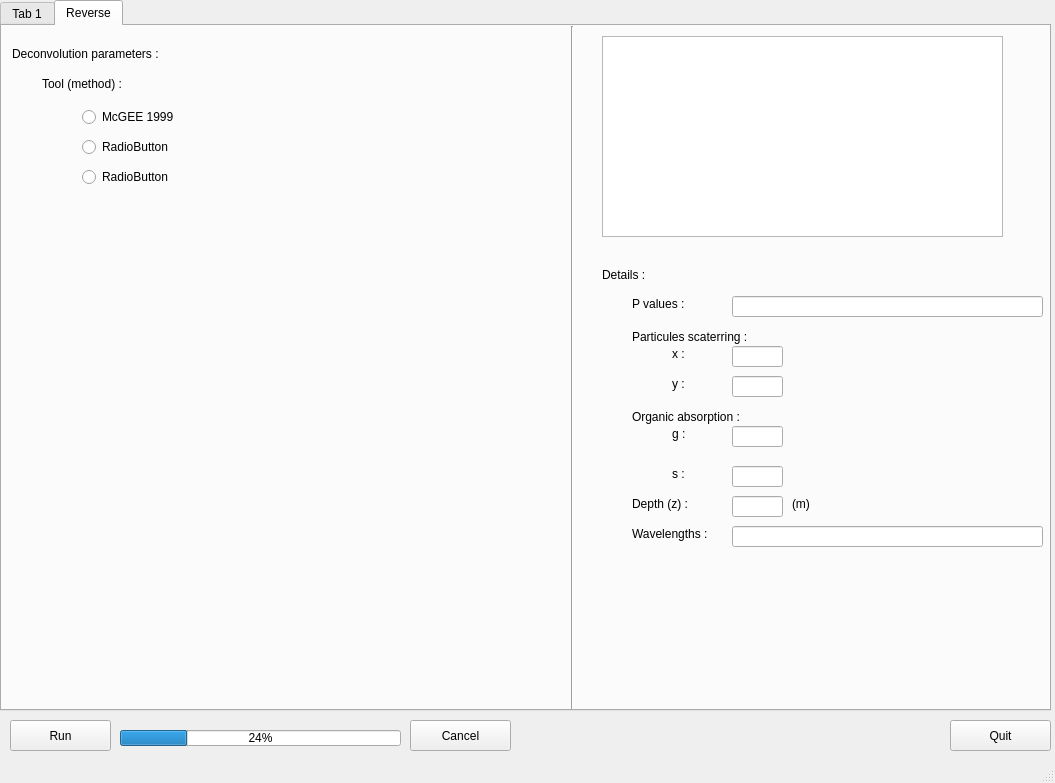
The window that gui/gui_Layout.ui (marrabld/planarradpy) describes before a commit, drawn with Qt 5.
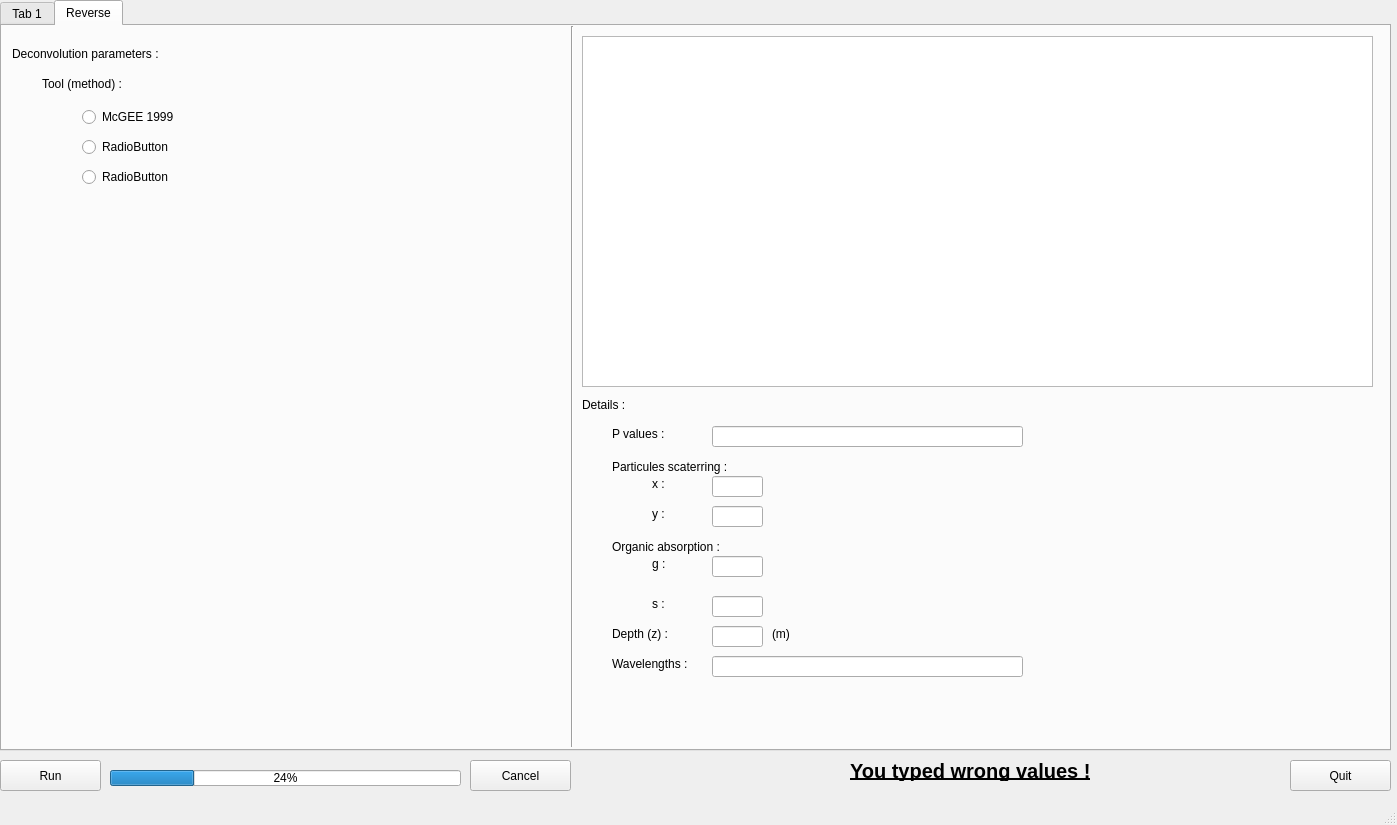
The same window after the commit. The open tabs and pages were chosen to show the change. Icons and pictures are not drawn. Custom widgets are drawn as their Qt base class.

Commit message: modified:   gui_Layout.py 	modified:   gui_Layout.pyc 	modified:   gui_Layout.ui 	modified:   gui_batch.py 	modified:   gui_batch.pyc 	modified:   gui_mainLayout.py 	modified:   ../tests/test_gui_batch.py 	Rrs_file.ipynb 	__init__.pyc 	matplotlibwidgetFile.py 	matplotlibwidgetFile.pyc 	rrs.csv

Patch:
```diff
--- a/gui/gui_Layout.ui
+++ b/gui/gui_Layout.ui
@@ -9,8 +9,8 @@
    <rect>
     <x>0</x>
     <y>0</y>
-    <width>1055</width>
-    <height>783</height>
+    <width>1397</width>
+    <height>825</height>
    </rect>
   </property>
   <property name="windowTitle">
@@ -26,8 +26,8 @@
    <widget class="QPushButton" name="run">
     <property name="geometry">
      <rect>
-      <x>10</x>
-      <y>720</y>
+      <x>0</x>
+      <y>760</y>
       <width>101</width>
       <height>31</height>
      </rect>
@@ -44,8 +44,8 @@
      <rect>
       <x>0</x>
       <y>0</y>
-      <width>1051</width>
-      <height>711</height>
+      <width>1391</width>
+      <height>751</height>
      </rect>
     </property>
     <property name="baseSize">
@@ -584,7 +584,7 @@
         <x>560</x>
         <y>0</y>
         <width>20</width>
-        <height>691</height>
+        <height>721</height>
        </rect>
       </property>
       <property name="orientation">
@@ -594,8 +594,8 @@
      <widget class="QLabel" name="label_20">
       <property name="geometry">
        <rect>
-        <x>600</x>
-        <y>240</y>
+        <x>580</x>
+        <y>370</y>
         <width>66</width>
         <height>17</height>
        </rect>
@@ -672,8 +672,8 @@
      <widget class="QLineEdit" name="x_value_reverse">
       <property name="geometry">
        <rect>
-        <x>730</x>
-        <y>320</y>
+        <x>710</x>
+        <y>450</y>
         <width>51</width>
         <height>21</height>
        </rect>
@@ -682,8 +682,8 @@
      <widget class="QLabel" name="label_27">
       <property name="geometry">
        <rect>
-        <x>670</x>
-        <y>440</y>
+        <x>650</x>
+        <y>570</y>
         <width>21</width>
         <height>16</height>
        </rect>
@@ -695,8 +695,8 @@
      <widget class="QLabel" name="label_22">
       <property name="geometry">
        <rect>
-        <x>630</x>
-        <y>300</y>
+        <x>610</x>
+        <y>430</y>
         <width>151</width>
         <height>21</height>
        </rect>
@@ -708,8 +708,8 @@
      <widget class="QLabel" name="label_29">
       <property name="geometry">
        <rect>
-        <x>790</x>
-        <y>470</y>
+        <x>770</x>
+        <y>600</y>
         <width>21</width>
         <height>16</height>
        </rect>
@@ -721,8 +721,8 @@
      <widget class="QLabel" name="label_24">
       <property name="geometry">
        <rect>
-        <x>670</x>
-        <y>350</y>
+        <x>650</x>
+        <y>480</y>
         <width>21</width>
         <height>16</height>
        </rect>
@@ -734,8 +734,8 @@
      <widget class="QLabel" name="label_23">
       <property name="geometry">
        <rect>
-        <x>670</x>
-        <y>320</y>
+        <x>650</x>
+        <y>450</y>
         <width>21</width>
         <height>16</height>
        </rect>
@@ -747,8 +747,8 @@
      <widget class="QLineEdit" name="y_value_reverse">
       <property name="geometry">
        <rect>
-        <x>730</x>
-        <y>350</y>
+        <x>710</x>
+        <y>480</y>
         <width>51</width>
         <height>21</height>
        </rect>
@@ -757,8 +757,8 @@
      <widget class="QLabel" name="label_21">
       <property name="geometry">
        <rect>
-        <x>630</x>
-        <y>270</y>
+        <x>610</x>
+        <y>400</y>
         <width>71</width>
         <height>16</height>
        </rect>
@@ -776,8 +776,8 @@
      <widget class="QLabel" name="label_30">
       <property name="geometry">
        <rect>
-        <x>630</x>
-        <y>500</y>
+        <x>610</x>
+        <y>630</y>
         <width>101</width>
         <height>16</height>
        </rect>
@@ -789,8 +789,8 @@
      <widget class="QLabel" name="label_25">
       <property name="geometry">
        <rect>
-        <x>630</x>
-        <y>380</y>
+        <x>610</x>
+        <y>510</y>
         <width>151</width>
         <height>21</height>
        </rect>
@@ -802,8 +802,8 @@
      <widget class="QLineEdit" name="g_value_reverse">
       <property name="geometry">
        <rect>
-        <x>730</x>
-        <y>400</y>
+        <x>710</x>
+        <y>530</y>
         <width>51</width>
         <height>21</height>
        </rect>
@@ -812,8 +812,8 @@
      <widget class="QLineEdit" name="p_values_reverse">
       <property name="geometry">
        <rect>
-        <x>730</x>
-        <y>270</y>
+        <x>710</x>
+        <y>400</y>
         <width>311</width>
         <height>21</height>
        </rect>
@@ -822,8 +822,8 @@
      <widget class="QLineEdit" name="s_value_reverse">
       <property name="geometry">
        <rect>
-        <x>730</x>
-        <y>440</y>
+        <x>710</x>
+        <y>570</y>
         <width>51</width>
         <height>21</height>
        </rect>
@@ -832,8 +832,8 @@
      <widget class="QLabel" name="label_28">
       <property name="geometry">
        <rect>
-        <x>630</x>
-        <y>470</y>
+        <x>610</x>
+        <y>600</y>
         <width>71</width>
         <height>16</height>
        </rect>
@@ -845,8 +845,8 @@
      <widget class="QLineEdit" name="waveL_values_reverse">
       <property name="geometry">
        <rect>
-        <x>730</x>
-        <y>500</y>
+        <x>710</x>
+        <y>630</y>
         <width>311</width>
         <height>21</height>
        </rect>
@@ -855,8 +855,8 @@
      <widget class="QLineEdit" name="z_value_reverse">
       <property name="geometry">
        <rect>
-        <x>730</x>
-        <y>470</y>
+        <x>710</x>
+        <y>600</y>
         <width>51</width>
         <height>21</height>
        </rect>
@@ -865,8 +865,8 @@
      <widget class="QLabel" name="label_26">
       <property name="geometry">
        <rect>
-        <x>670</x>
-        <y>400</y>
+        <x>650</x>
+        <y>530</y>
         <width>21</width>
         <height>16</height>
        </rect>
@@ -878,10 +878,20 @@
      <widget class="QGraphicsView" name="graphicsView_4">
       <property name="geometry">
        <rect>
-        <x>600</x>
+        <x>580</x>
         <y>10</y>
-        <width>401</width>
-        <height>201</height>
+        <width>791</width>
+        <height>351</height>
+       </rect>
+      </property>
+     </widget>
+     <widget class="QWidget" name="widget_2" native="true">
+      <property name="geometry">
+       <rect>
+        <x>580</x>
+        <y>10</y>
+        <width>791</width>
+        <height>351</height>
        </rect>
       </property>
      </widget>
@@ -890,9 +900,9 @@
    <widget class="QProgressBar" name="progressBar">
     <property name="geometry">
      <rect>
-      <x>120</x>
-      <y>730</y>
-      <width>281</width>
+      <x>110</x>
+      <y>770</y>
+      <width>351</width>
       <height>16</height>
      </rect>
     </property>
@@ -912,8 +922,8 @@
    <widget class="QPushButton" name="cancel">
     <property name="geometry">
      <rect>
-      <x>410</x>
-      <y>720</y>
+      <x>470</x>
+      <y>760</y>
       <width>101</width>
       <height>31</height>
      </rect>
@@ -925,8 +935,8 @@
    <widget class="QPushButton" name="quit">
     <property name="geometry">
      <rect>
-      <x>950</x>
-      <y>720</y>
+      <x>1290</x>
+      <y>760</y>
       <width>101</width>
       <height>31</height>
      </rect>
@@ -935,9 +945,93 @@
      <string>Quit</string>
     </property>
    </widget>
+   <widget class="QLabel" name="error_label">
+    <property name="geometry">
+     <rect>
+      <x>800</x>
+      <y>750</y>
+      <width>41</width>
+      <height>41</height>
+     </rect>
+    </property>
+    <property name="text">
+     <string/>
+    </property>
+    <property name="pixmap">
+     <pixmap>beCareful.png</pixmap>
+    </property>
+    <property name="scaledContents">
+     <bool>true</bool>
+    </property>
+   </widget>
+   <widget class="QLabel" name="error_text_label">
+    <property name="geometry">
+     <rect>
+      <x>850</x>
+      <y>760</y>
+      <width>241</width>
+      <height>21</height>
+     </rect>
+    </property>
+    <property name="sizePolicy">
+     <sizepolicy hsizetype="Preferred" vsizetype="Preferred">
+      <horstretch>0</horstretch>
+      <verstretch>0</verstretch>
+     </sizepolicy>
+    </property>
+    <property name="font">
+     <font>
+      <pointsize>15</pointsize>
+      <weight>75</weight>
+      <italic>false</italic>
+      <bold>true</bold>
+      <underline>true</underline>
+      <strikeout>false</strikeout>
+      <kerning>true</kerning>
+     </font>
+    </property>
+    <property name="cursor">
+     <cursorShape>ArrowCursor</cursorShape>
+    </property>
+    <property name="contextMenuPolicy">
+     <enum>Qt::DefaultContextMenu</enum>
+    </property>
+    <property name="acceptDrops">
+     <bool>false</bool>
+    </property>
+    <property name="accessibleName">
+     <string/>
+    </property>
+    <property name="accessibleDescription">
+     <string/>
+    </property>
+    <property name="autoFillBackground">
+     <bool>false</bool>
+    </property>
+    <property name="inputMethodHints">
+     <set>Qt::ImhNone</set>
+    </property>
+    <property name="text">
+     <string>You typed wrong values !</string>
+    </property>
+    <property name="wordWrap">
+     <bool>false</bool>
+    </property>
+    <property name="openExternalLinks">
+     <bool>false</bool>
+    </property>
+   </widget>
   </widget>
   <widget class="QStatusBar" name="statusbar"/>
  </widget>
+ <customwidgets>
+  <customwidget>
+   <class>matplotlibWidget</class>
+   <extends>QWidget</extends>
+   <header>matplotlibwidgetFile</header>
+   <container>1</container>
+  </customwidget>
+ </customwidgets>
  <resources/>
  <connections/>
 </ui>
```
Left out of the diff: 41 changed lines with no effect on the pictures. The commit also changes 6 other files.
